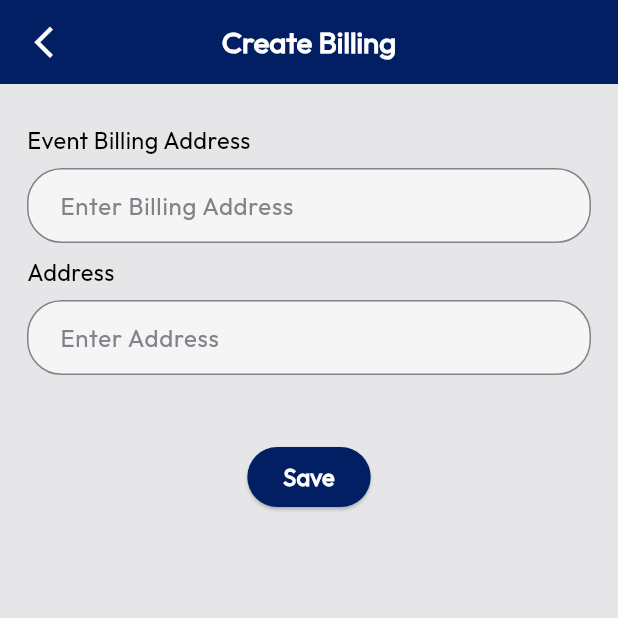
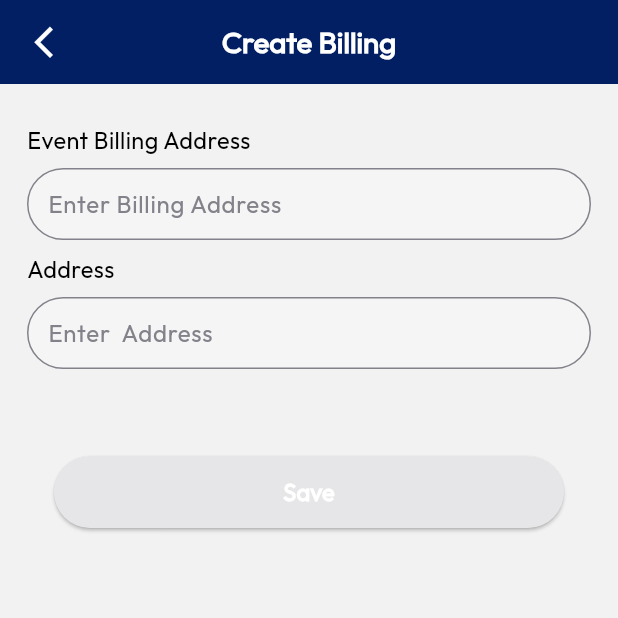
Before and after one commit to Mehnajkhatoon0321/Shef_ERP, a Flutter app: the BillingEdit screen opened directly, on a phone screen of 412 x 824 dp, the top half of it. Run offline on Flutter 3.47's test engine with Material 3 defaults, Android fonts, the phone set to English and light mode, and no system bars; our stand-ins replace bloc, connectivity_plus, dio, file_picker, flutter_animate, flutter_bloc and 4 more; accounts and stored records are empty.

Commit message:
everthing upto date

```diff
--- a/lib/all_bloc/requester/all_requester_bloc.dart
+++ b/lib/all_bloc/requester/all_requester_bloc.dart
@@ -1518,6 +1518,7 @@ print("RequestData>>>>>>>>>>$request");
             'cate': event.cateName,
             'specification': event.specification,
             'user_id': event.user_id,
+            'id':event.id
 
 
           });
--- a/lib/all_bloc/requester/all_requester_event.dart
+++ b/lib/all_bloc/requester/all_requester_event.dart
@@ -324,8 +324,9 @@ class ProductUpdateEventHandler extends AllRequesterEvent {
   final String name;
   final String specification;
   final String user_id;
+  final String id;
 
-  ProductUpdateEventHandler({required this.cateName, required this.name, required this.specification, required this.user_id,});
+  ProductUpdateEventHandler({required this.cateName,required this.id, required this.name, required this.specification, required this.user_id,});
 }
 
 //product status
--- a/lib/screen/master/master_list/billing.dart
+++ b/lib/screen/master/master_list/billing.dart
@@ -151,7 +151,6 @@ class _BillingListState extends State<BillingList> {
   @override
   Widget build(BuildContext context) {
     final screenWidth = MediaQuery.of(context).size.width;
-    final screenHeight = MediaQuery.of(context).size.height;
     var valueType = CommonFunction.getMyDeviceType(MediaQuery.of(context));
     var displayType = valueType.toString().split('.').last;
 
--- a/lib/screen/master/master_list/billing_edit.dart
+++ b/lib/screen/master/master_list/billing_edit.dart
@@ -4,17 +4,24 @@ import 'package:flutter_bloc/flutter_bloc.dart';
 import 'package:shef_erp/all_bloc/requester/all_requester_bloc.dart';
 import 'package:shef_erp/screen/master/master_list/billing.dart';
 import 'package:shef_erp/utils/colours.dart';
-import 'package:shef_erp/utils/common_function.dart';
 import 'package:shef_erp/utils/common_popups.dart';
 import 'package:shef_erp/utils/flutter_flow_animations.dart';
 import 'package:shef_erp/utils/font_text_Style.dart';
+import 'package:shef_erp/utils/form_field_style.dart';
+import 'package:shef_erp/utils/validator_utils.dart';
+
 class BillingEdit extends StatefulWidget {
   String screenflag;
   String id;
   String billingAddress;
   String address;
 
-   BillingEdit({required this.screenflag,required this.id,required this.billingAddress,required this.address,super.key});
+  BillingEdit(
+      {required this.screenflag,
+      required this.id,
+      required this.billingAddress,
+      required this.address,
+      super.key});
 
   @override
   State<BillingEdit> createState() => _BillingEditState();
@@ -100,35 +107,42 @@ class _BillingEditState extends State<BillingEdit> {
       ],
     ),
   };
-  bool isButtonEnabled = true;
+  bool isButtonEnabled = false;
   bool isLoadingEdit = false;
 
   final formKey = GlobalKey<FormState>();
-  late final TextEditingController editController = TextEditingController();
-  late final TextEditingController descriptionController =
+
+  late final TextEditingController billingAddressController =
       TextEditingController();
-  late final TextEditingController addressController =
-  TextEditingController();
+  late final TextEditingController addressController = TextEditingController();
+
+  final GlobalKey<FormFieldState<String>> _billingAddressKey =
+      GlobalKey<FormFieldState<String>>();
+
+  final GlobalKey<FormFieldState<String>> _addressKey =
+      GlobalKey<FormFieldState<String>>();
+
+  final FocusNode _billingFocusNode = FocusNode();
+  final FocusNode _addressFocusNode = FocusNode();
+  bool isEventFieldFocused = false;
+  bool isBillingAddressFieldFocused = false;
+  bool isAddressFieldFocused = false;
 
   void initState() {
     super.initState();
     if (widget.screenflag.isNotEmpty && widget.screenflag == "Edit") {
+      billingAddressController.text = widget.billingAddress;
+      addressController.text = widget.address;
 
-      descriptionController.text = widget.billingAddress;
-      addressController.text = widget.address;
+      isButtonEnabled = billingAddressController.text.isNotEmpty &&
+          addressController.text.isNotEmpty;
     }
   }
 
-
-
-
   @override
   Widget build(BuildContext context) {
-    var valueType = CommonFunction.getMyDeviceType(MediaQuery.of(context));
-    var displayType = valueType.toString().split('.').last;
-
     return Scaffold(
-      backgroundColor: AppColors.formFieldBorderColour,
+      backgroundColor: AppColors.formFieldBackColour,
       appBar: AppBar(
         centerTitle: true,
         automaticallyImplyLeading: false,
@@ -163,14 +177,12 @@ class _BillingEditState extends State<BillingEdit> {
               });
               Navigator.push(
                 context,
-                MaterialPageRoute(builder: (context) =>  BlocProvider(
+                MaterialPageRoute(
+                    builder: (context) => BlocProvider(
                           create: (context) => AllRequesterBloc(),
-                  child:  BillingList(
-
-                  ),
+                          child: BillingList(),
                         )),
               );
-
             });
           } else if (state is BillingCreateFailure) {
             setState(() {
@@ -183,18 +195,16 @@ class _BillingEditState extends State<BillingEdit> {
               context,
               'Internet is not connected.',
             );
-          }else if (state is BillingUpdateSuccess) {
+          } else if (state is BillingUpdateSuccess) {
             setState(() {
               Navigator.push(
                 context,
-                MaterialPageRoute(builder: (context) =>  BlocProvider(
+                MaterialPageRoute(
+                    builder: (context) => BlocProvider(
                           create: (context) => AllRequesterBloc(),
-                  child:  BillingList(
-
-                  ),
+                          child: BillingList(),
                         )),
               );
-
             });
           } else if (state is BillingUpdateFailure) {
             setState(() {
@@ -203,153 +213,106 @@ class _BillingEditState extends State<BillingEdit> {
 
             CommonPopups.showCustomPopup(context, state.failureMessage);
           }
-
         },
         child: Padding(
           padding: const EdgeInsets.all(18.0),
           child: Form(
             key: formKey,
+            onChanged: _updateButtonState,
             child: Column(
               mainAxisAlignment: MainAxisAlignment.start,
               crossAxisAlignment: CrossAxisAlignment.start,
               children: [
-
                 Padding(
                     padding: const EdgeInsets.symmetric(vertical: 8.0),
                     child: Text("Event Billing Address",
-                        style: FTextStyle.preHeadingStyle)
-
-                ),
+                        style: FTextStyle.preHeadingStyle)),
                 TextFormField(
-                  controller: descriptionController,
-                  decoration: InputDecoration(
-                    hintText: "Enter Billing Address",
-                    hintStyle: FTextStyle.formhintTxtStyle,
-                    border: OutlineInputBorder(
-                      borderRadius: BorderRadius.circular(23.0),
-                      borderSide: const BorderSide(
-                          color: AppColors.formFieldHintColour, width: 1.0),
-                    ),
-                    enabledBorder: OutlineInputBorder(
-                      borderRadius: BorderRadius.circular(23.0),
-                      borderSide: const BorderSide(
-                          color: AppColors.formFieldHintColour, width: 1.0),
-                    ),
-                    focusedBorder: OutlineInputBorder(
-                      borderRadius: BorderRadius.circular(23.0),
-                      borderSide: const BorderSide(
-                          color: AppColors.primaryColourDark, width: 1.0),
-                    ),
-                    contentPadding: const EdgeInsets.symmetric(
-                        vertical: 13.0, horizontal: 18.0),
+                    key: _billingAddressKey,
+                    focusNode: _billingFocusNode,
+                    controller: billingAddressController,
+                    decoration:
+                        FormFieldStyle.defaultInputEditDecoration.copyWith(
                       fillColor: Colors.grey[100],
                       filled: true,
+                      hintText: "Enter Billing Address",
                     ),
-                  validator: (value) {
-                    if (value == null || value.isEmpty) {
-                      return 'Please enter a description';
-                    }
-                    return null;
+                    onTap: () {
+                      isBillingAddressFieldFocused = true;
+                      isAddressFieldFocused = false;
                     },
-                ),
+                    validator: ValidatorUtils.addressValidator),
                 Padding(
                     padding: const EdgeInsets.symmetric(vertical: 8.0),
-                    child: Text("Address", style: FTextStyle.preHeadingStyle)
-
-                ),
+                    child: Text("Address", style: FTextStyle.preHeadingStyle)),
                 TextFormField(
+                    key: _addressKey,
+                    focusNode: _addressFocusNode,
                     controller: addressController,
-                  decoration: InputDecoration(
-                    hintText: "Enter Address",
-                    hintStyle: FTextStyle.formhintTxtStyle,
-                    border: OutlineInputBorder(
-                      borderRadius: BorderRadius.circular(23.0),
-                      borderSide: const BorderSide(
-                          color: AppColors.formFieldHintColour, width: 1.0),
-                    ),
-                    enabledBorder: OutlineInputBorder(
-                      borderRadius: BorderRadius.circular(23.0),
-                      borderSide: const BorderSide(
-                          color: AppColors.formFieldHintColour, width: 1.0),
-                    ),
-                    focusedBorder: OutlineInputBorder(
-                      borderRadius: BorderRadius.circular(23.0),
-                      borderSide: const BorderSide(
-                          color: AppColors.primaryColourDark, width: 1.0),
-                    ),
-                    contentPadding: const EdgeInsets.symmetric(
-                        vertical: 13.0, horizontal: 18.0),
+                    decoration:
+                        FormFieldStyle.defaultInputEditDecoration.copyWith(
                       fillColor: Colors.grey[100],
                       filled: true,
+                      hintText: "Enter  Address",
                     ),
-                  validator: (value) {
-                    if (value == null || value.isEmpty) {
-                      return 'Please enter a description';
-                    }
-                    return null;
+                    onTap: () {
+                      isBillingAddressFieldFocused = false;
+                      isAddressFieldFocused = true;
                     },
-                ),
+                    validator: ValidatorUtils.addressValidator),
                 const SizedBox(height: 40),
                 Center(
                   child: Padding(
-                      padding: const EdgeInsets.all(8.0),
+                    padding: const EdgeInsets.all(18.0),
                     child: SizedBox(
-                        height: (displayType == 'desktop' ||
-                            displayType == 'tablet')
-                            ? 70
-                            : 40,
+                      width: MediaQuery.of(context).size.width,
+                      height: 48,
                       child: ElevatedButton(
-                            onPressed: isButtonEnabled
-                                ? () async {
+                        onPressed: () {
+                          if (formKey.currentState!.validate()) {
+                            // All fields are valid, proceed with submission
                             setState(() {
-                                isLoadingEdit = true;
+                              isLoadingEdit = true; // Start loading
                             });
-                              if(widget.screenflag.isNotEmpty){
-                                BlocProvider.of<AllRequesterBloc>(context)
-                                    .add(
+
+                            // Determine whether to update or create a vendor
+                            if (widget.screenflag.isNotEmpty) {
+                              BlocProvider.of<AllRequesterBloc>(context).add(
                                 BillingUpdateEventHandler(
                                   id: widget.id.toString(),
-
-                                    billingAddress: descriptionController
-                                        .text
-                                        .toString(),
-                                    address:
-                                    addressController.text.toString(),
+                                  billingAddress:
+                                      billingAddressController.text.toString(),
+                                  address: addressController.text.toString(),
                                 ),
                               );
-                              }else{
-
-                                BlocProvider.of<AllRequesterBloc>(context)
-                                    .add(
+                            } else {
+                              BlocProvider.of<AllRequesterBloc>(context).add(
                                 BillingCreateEventHandler(
-
-                                    billingAddress: descriptionController
-                                        .text
-                                        .toString(),
-                                    address:
-                                    addressController.text.toString(),
+                                  billingAddress:
+                                      billingAddressController.text.toString(),
+                                  address: addressController.text.toString(),
                                 ),
                               );
                             }
+                          } else {
+                            // If any field is invalid, trigger validation error display
+                            formKey.currentState!.validate();
                           }
-                                : null,
+                        },
                         style: ElevatedButton.styleFrom(
                           shape: RoundedRectangleBorder(
                             borderRadius: BorderRadius.circular(26),
                           ),
                           backgroundColor: isButtonEnabled
                               ? AppColors.primaryColourDark
-                                  : AppColors.disableButtonColor,
+                              : AppColors.formFieldBorderColour,
                         ),
                         child: isLoadingEdit
-                                ? const CircularProgressIndicator(
-                              color: Colors.white,
-                            )
-                                : Text(
-                              "Save",
-                              style: FTextStyle.loginBtnStyle,
-                            )),
-                      )),
+                            ? CircularProgressIndicator(color: Colors.blue)
+                            : Text("Save", style: FTextStyle.loginBtnStyle),
+                      ),
+                    ),
+                  ),
                 ),
                 const SizedBox(height: 20),
               ],
@@ -359,4 +322,18 @@ class _BillingEditState extends State<BillingEdit> {
       ),
     );
   }
+
+  void _updateButtonState() {
+    setState(() {
+      isButtonEnabled = ValidatorUtils.isValidAddress(addressController.text) &&
+          ValidatorUtils.isValidAddress(billingAddressController.text);
+
+      if (isBillingAddressFieldFocused == true) {
+        _billingAddressKey.currentState!.validate();
       }
+      if (isAddressFieldFocused == true) {
+        _addressKey.currentState!.validate();
+      }
+    });
+  }
+}
--- a/lib/screen/master/master_list/product_service.dart
+++ b/lib/screen/master/master_list/product_service.dart
@@ -35,7 +35,6 @@ class _ProductServiceState extends State<ProductService> {
   bool isLoading = false;
   bool isInitialLoading = false;
 
-  TextEditingController _editController = TextEditingController();
   final TextEditingController _controller = TextEditingController();
   bool _isTextEmpty = true;
   Map<String, dynamic> errorServerMessage = {};
@@ -137,7 +136,6 @@ class _ProductServiceState extends State<ProductService> {
       });
     });
 
-    _editController = TextEditingController();
     BlocProvider.of<AllRequesterBloc>(context)
         .add(MasterServiceHandler("", pageNo, pageSize));
     paginationCall();
@@ -536,7 +534,7 @@ class _ProductServiceState extends State<ProductService> {
                                           crossAxisAlignment:
                                           CrossAxisAlignment.start,
                                           children: [
-                                            Text("Status: ",
+                                            const Text("Status: ",
                                                 style:
                                                 FTextStyle.listTitle),
                                             GestureDetector(
@@ -768,7 +766,7 @@ class _ProductServiceState extends State<ProductService> {
                   ),
                   child: TextButton(
                     child: isLoading
-                        ? CircularProgressIndicator(color: Colors.white)
+                        ? const CircularProgressIndicator(color: Colors.white)
                         : const Text("OK", style: TextStyle(color: Colors
                         .white)),
                     onPressed: () {
```
Also changed, not shown: lib/screen/master/master_list/events.dart (+10 -1 lines), lib/screen/master/master_list/product_service_edit.dart (+176 -155 lines), lib/utils/validator_utils.dart (+50 -0 lines). Lines whose indentation alone changed are shown as unchanged.
